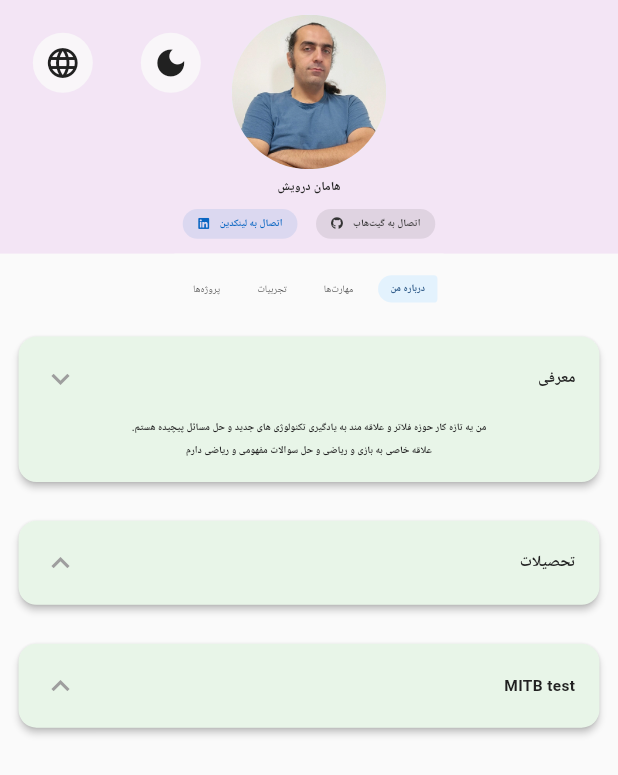
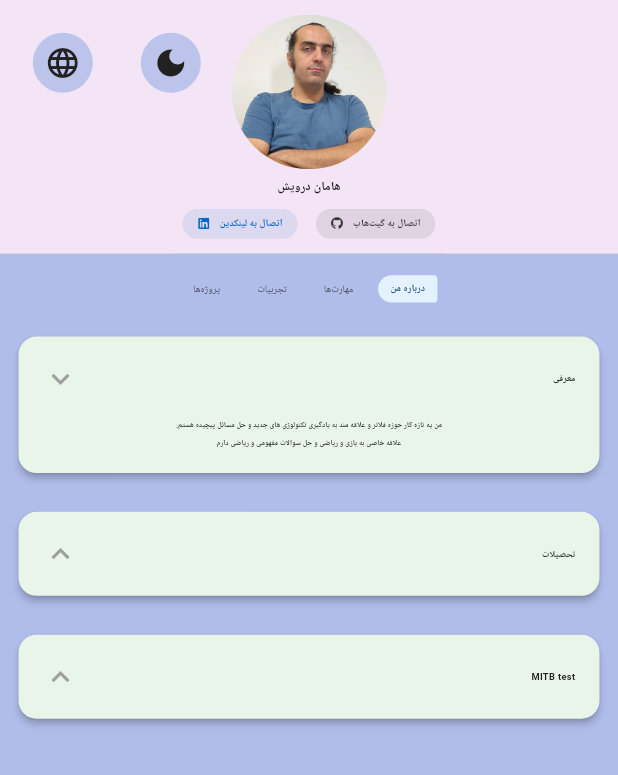
Before and after one commit to haman13/resume2, a Flutter app: the screen it shows after launch, on a phone screen of 412 x 824 dp. Shown: the top 775 px of the screen. Run offline on Flutter 3.47's test engine with Material 3 defaults, Android fonts, the phone set to English and light mode, and no system bars; our stand-ins replace font_awesome_flutter, supabase_flutter; accounts and stored records are empty; generated files the repository leaves out were written again.

Commit message:
update all color fix  desktop 06-25

```diff
--- a/lib/custom_resume_page.dart
+++ b/lib/custom_resume_page.dart
@@ -528,18 +528,46 @@ class _CustomResumePageState extends State<CustomResumePage> {
   }
 
   Widget _buildMainContent() {
+    Widget content;
     switch (_selectedSection) {
       case 'aboutMe':
-        return const AboutSection();
+        content = const AboutSection();
+        break;
       case 'skills':
-        return const SkillsSection();
+        content = const SkillsSection();
+        break;
       case 'experience':
-        return const ExperienceSection();
+        content = const ExperienceSection();
+        break;
       case 'projects':
-        return const ProjectsSection();
+        content = const ProjectsSection();
+        break;
       default:
-        return const SizedBox.shrink();
+        content = const SizedBox.shrink();
     }
+
+    return AnimatedSwitcher(
+      duration: AppTheme.normal,
+      switchInCurve: Curves.easeOut,
+      switchOutCurve: Curves.easeIn,
+      transitionBuilder: (child, animation) {
+        final offsetAnimation = Tween<Offset>(
+          begin: const Offset(0.03, 0),
+          end: Offset.zero,
+        ).animate(animation);
+        return FadeTransition(
+          opacity: animation,
+          child: SlideTransition(
+            position: offsetAnimation,
+            child: child,
+          ),
+        );
+      },
+      child: KeyedSubtree(
+        key: ValueKey(_selectedSection),
+        child: content,
+      ),
+    );
   }
 }
 
--- a/lib/sections/about_section.dart
+++ b/lib/sections/about_section.dart
@@ -29,7 +29,7 @@ class _AboutSectionState extends State<AboutSection> {
               Text(
                 AppLocalizations.of(context).aboutIntroP1,
                 style: TextStyle(
-                  fontSize: ResponsiveHelper.getProportionateFontSize(1.6),
+                  fontSize: ResponsiveHelper.getProportionateFontSize(1.2),
                   fontWeight: FontWeight.bold,
                   color: AppTheme.textPrimary(context),
                 ),
@@ -38,7 +38,7 @@ class _AboutSectionState extends State<AboutSection> {
               Text(
                 AppLocalizations.of(context).aboutIntroP2,
                 style: TextStyle(
-                  fontSize: ResponsiveHelper.getProportionateFontSize(1.6),
+                  fontSize: ResponsiveHelper.getProportionateFontSize(1.2),
                   fontWeight: FontWeight.bold,
                   color: AppTheme.textPrimary(context),
                 ),
@@ -56,7 +56,7 @@ class _AboutSectionState extends State<AboutSection> {
               Text(
                 AppLocalizations.of(context).aboutEducationP1,
                 style: TextStyle(
-                  fontSize: ResponsiveHelper.getProportionateFontSize(1.6),
+                  fontSize: ResponsiveHelper.getProportionateFontSize(1.2),
                   fontWeight: FontWeight.bold,
                   color: AppTheme.textPrimary(context),
                 ),
@@ -65,7 +65,7 @@ class _AboutSectionState extends State<AboutSection> {
               Text(
                 AppLocalizations.of(context).aboutEducationP2,
                 style: TextStyle(
-                  fontSize: ResponsiveHelper.getProportionateFontSize(1.6),
+                  fontSize: ResponsiveHelper.getProportionateFontSize(1.2),
                   fontWeight: FontWeight.bold,
                   color: AppTheme.textPrimary(context),
                 ),
@@ -83,7 +83,7 @@ class _AboutSectionState extends State<AboutSection> {
               Text(
                 AppLocalizations.of(context).aboutMitbP1,
                 style: TextStyle(
-                  fontSize: ResponsiveHelper.getProportionateFontSize(1.6),
+                  fontSize: ResponsiveHelper.getProportionateFontSize(1.2),
                   fontWeight: FontWeight.bold,
                   color: AppTheme.textPrimary(context),
                 ),
--- a/lib/sections/skills_section.dart
+++ b/lib/sections/skills_section.dart
@@ -31,7 +31,11 @@ class SkillsSection extends StatelessWidget {
             ExpandableCard(
               title: entry.key,
               backgroundColor: AppTheme.greenCardBackground(context),
-              child: Wrap(
+              child: Column(
+                crossAxisAlignment: CrossAxisAlignment.start,
+                children: [
+                  SizedBox(height: ResponsiveHelper.getProportionateSpacing(1.0)),
+                  Wrap(
                     spacing: ResponsiveHelper.getProportionateSpacing(0.8),
                     runSpacing: ResponsiveHelper.getProportionateSpacing(0.8),
                     children: entry.value.map((skill) {
@@ -39,7 +43,7 @@ class SkillsSection extends StatelessWidget {
                         label: Text(
                           skill,
                           style: TextStyle(
-                        fontSize: ResponsiveHelper.getProportionateFontSize(1.4),
+                            fontSize: ResponsiveHelper.getProportionateFontSize(1.2),
                             color: AppTheme.textPrimary(context),
                           ),
                         ),
@@ -51,6 +55,8 @@ class SkillsSection extends StatelessWidget {
                       );
                     }).toList(),
                   ),
+                ],
+              ),
             ),
             SizedBox(height: ResponsiveHelper.getProportionateSpacing(2.0)),
           ],
--- a/lib/theme.dart
+++ b/lib/theme.dart
@@ -222,7 +222,7 @@ class AppTheme {
           brightness: Brightness.light,
         ).copyWith(
           // سفارشی‌سازی رنگ‌ها برای ظاهر بهتر
-          surface: const Color(0xFFFAFAFA), // پس‌زمینه روشن‌تر
+          surface: Color.fromARGB(255, 176, 188, 233), // پس‌زمینه روشن با ته‌مایه آبی
           primaryContainer: const Color(0xFFE3F2FD), // کانتینر اصلی روشن
           secondaryContainer: const Color(0xFFF3E5F5), // کانتینر ثانویه روشن
           onSurface: const Color(0xFF212121), // متن اصلی تیره‌تر
@@ -241,7 +241,7 @@ class AppTheme {
           color: Color(0xFFFFFFFF), // کارت‌ها سفید
           elevation: 2,
         ),
-        scaffoldBackgroundColor: const Color(0xFFF5F5F5), // پس‌زمینه اصلی (خاکستری روشن)
+        scaffoldBackgroundColor: Color.fromARGB(255, 176, 188, 233),  // پس‌زمینه اصلی با ته‌مایه آبی
       );
 
   /// تم تاریک برنامه
--- a/lib/widgets/expandable_card.dart
+++ b/lib/widgets/expandable_card.dart
@@ -53,7 +53,7 @@ class _ExpandableCardState extends State<ExpandableCard> {
                     child: Text(
                       widget.title,
                       style: TextStyle(
-                        fontSize: ResponsiveHelper.getProportionateFontSize(2.5),
+                        fontSize: ResponsiveHelper.getProportionateFontSize(1.5),
                         fontWeight: FontWeight.bold,
                         color: AppTheme.textPrimary(context),
                       ),
@@ -70,12 +70,18 @@ class _ExpandableCardState extends State<ExpandableCard> {
               ),
             ),
           ),
-          // نمایش ساده محتوا بدون انیمیشن
-          if (_isExpanded)
-            Padding(
+          // نمایش محتوا با انیمیشن نرم
+          AnimatedCrossFade(
+            duration: AppTheme.normal,
+            crossFadeState: _isExpanded
+                ? CrossFadeState.showSecond
+                : CrossFadeState.showFirst,
+            firstChild: const SizedBox.shrink(),
+            secondChild: Padding(
               padding: const EdgeInsets.fromLTRB(16, 0, 16, 16),
               child: widget.child,
             ),
+          ),
         ],
       ),
     );
--- a/lib/widgets/experience_item.dart
+++ b/lib/widgets/experience_item.dart
@@ -1,4 +1,5 @@
 import 'package:flutter/material.dart';
+import 'package:resume/utils/responsive_helper.dart';
 import '../theme.dart';
 
 class ExperienceItem extends StatelessWidget {
@@ -32,7 +33,7 @@ class ExperienceItem extends StatelessWidget {
                   Text(
                     role,
                     style: TextStyle(
-                      fontSize: 18,
+                      fontSize: ResponsiveHelper.getProportionateFontSize(1.2),
                       fontWeight: FontWeight.bold,
                       color: AppTheme.textPrimary(context),
                     ),
@@ -41,7 +42,7 @@ class ExperienceItem extends StatelessWidget {
                   Text(
                     company,
                     style: TextStyle(
-                      fontSize: 16,
+                      fontSize: ResponsiveHelper.getProportionateFontSize(1.2),
                       color: AppTheme.textGrey(context),
                     ),
                   ),
@@ -52,7 +53,7 @@ class ExperienceItem extends StatelessWidget {
               duration,
               style: TextStyle(
                 color: AppTheme.textGrey(context),
-                fontSize: 14,
+                fontSize: ResponsiveHelper.getProportionateFontSize(1.2),
               ),
             ),
           ],
@@ -62,7 +63,7 @@ class ExperienceItem extends StatelessWidget {
           description,
           style: TextStyle(
             color: AppTheme.textPrimary(context),
-            fontSize: 14,
+            fontSize: ResponsiveHelper.getProportionateFontSize(1.2),
           ),
         ),
         if (achievements.isNotEmpty) ...[
```
Lines whose indentation alone changed are shown as unchanged.
